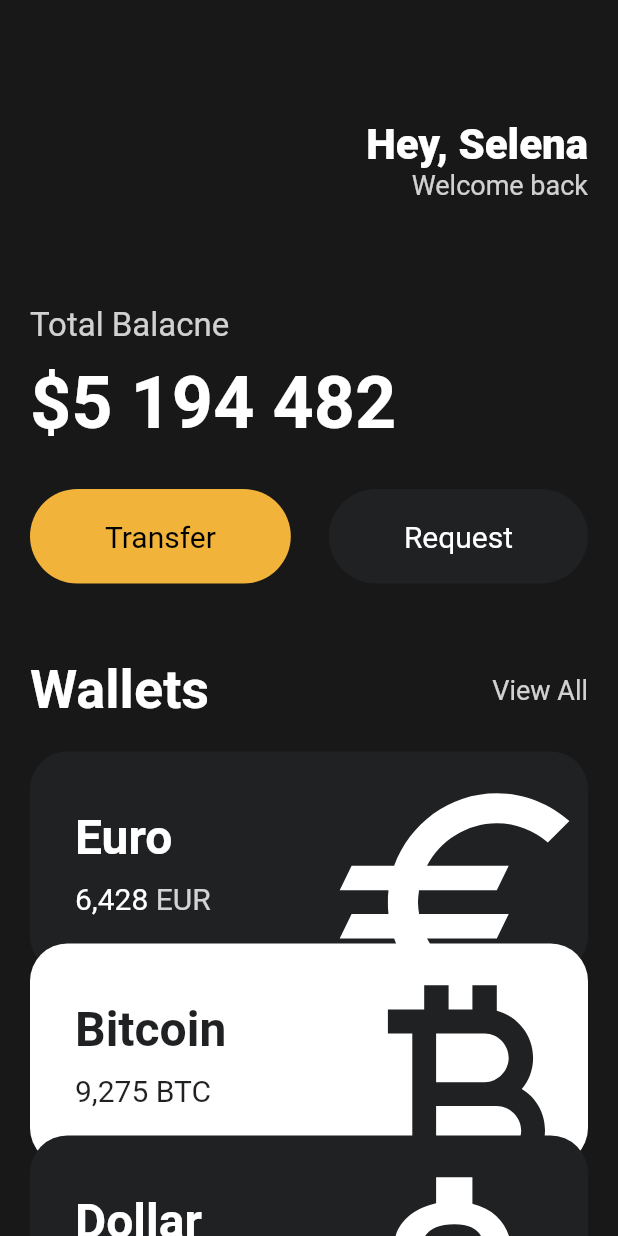
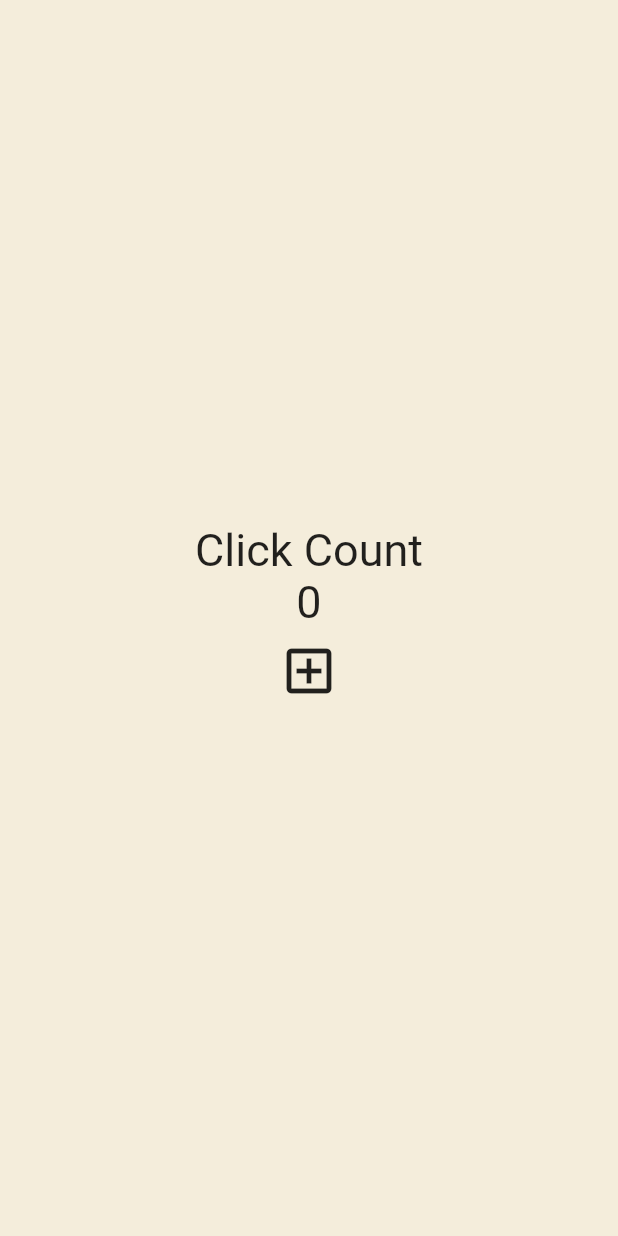
Before and after one commit to gornoba/flutter-toonflix, a Flutter app: the screen it shows after launch, on a phone screen of 412 x 824 dp. Run offline on Flutter 3.47's test engine with Material 2 defaults, Android fonts, the phone set to English and light mode, and no system bars.

Commit message:
statefull widget

```diff
--- a/lib/main.dart
+++ b/lib/main.dart
@@ -1,150 +1,202 @@
 import 'package:flutter/material.dart';
-import 'package:toonflix/widgets/button.dart';
-import 'package:toonflix/widgets/currency_card.dart';
+// import 'package:toonflix/widgets/button.dart';
+// import 'package:toonflix/widgets/currency_card.dart';
 
 void main() {
   runApp(const App());
 }
 
-class App extends StatelessWidget {
+class App extends StatefulWidget {
   const App({super.key});
+
+  @override
+  State<App> createState() => _AppState();
+}
+
+class _AppState extends State<App> {
+  int counter = 0;
+
+  void onClicked() {
+    setState(() {
+      counter = counter + 1;
+    });
+  }
 
   @override
   Widget build(BuildContext context) {
     return MaterialApp(
       home: Scaffold(
-        backgroundColor: const Color(0xFF181818),
-        body: SingleChildScrollView(
-          child: Padding(
-            padding: const EdgeInsets.symmetric(
-              horizontal: 20,
-            ),
+        backgroundColor: const Color(0xFFF4EDDB),
+        body: Center(
           child: Column(
-              crossAxisAlignment: CrossAxisAlignment.start,
-              children: [
-                const SizedBox(
-                  height: 80,
-                ),
-                Row(
-                  mainAxisAlignment: MainAxisAlignment.end,
-                  children: [
-                    Column(
-                      crossAxisAlignment: CrossAxisAlignment.end,
+            mainAxisAlignment: MainAxisAlignment.center,
             children: [
               const Text(
-                          'Hey, Selena',
+                'Click Count',
                 style: TextStyle(
-                            color: Colors.white,
-                            fontSize: 28,
-                            fontWeight: FontWeight.w800,
+                  fontSize: 30,
                 ),
               ),
               Text(
-                          'Welcome back',
-                          style: TextStyle(
-                            color: Colors.white.withOpacity(0.8),
-                            fontSize: 18,
+                '$counter',
+                style: const TextStyle(
+                  fontSize: 30,
                 ),
               ),
-                      ],
-                    )
-                  ],
-                ),
-                const SizedBox(
-                  height: 70,
-                ),
-                Text(
-                  'Total Balacne',
-                  style: TextStyle(
-                    fontSize: 22,
-                    color: Colors.white.withOpacity(0.8),
-                  ),
-                ),
-                const SizedBox(
-                  height: 10,
-                ),
-                const Text(
-                  '\$5 194 482',
-                  style: TextStyle(
-                    fontSize: 48,
-                    color: Colors.white,
-                    fontWeight: FontWeight.w600,
-                  ),
-                ),
-                const SizedBox(
-                  height: 30,
-                ),
-                Row(
-                  mainAxisAlignment: MainAxisAlignment.spaceBetween,
-                  children: const [
-                    Button(
-                      text: 'Transfer',
-                      bgColor: Color(0xFFF2B33A),
-                      textColor: Colors.black,
-                    ),
-                    Button(
-                      text: 'Request',
-                      bgColor: Color(0xFF1F2123),
-                      textColor: Colors.white,
-                    ),
-                  ],
-                ),
-                const SizedBox(
-                  height: 50,
-                ),
-                Row(
-                  crossAxisAlignment: CrossAxisAlignment.center,
-                  mainAxisAlignment: MainAxisAlignment.spaceBetween,
-                  children: [
-                    const Text(
-                      'Wallets',
-                      style: TextStyle(
-                        color: Colors.white,
-                        fontSize: 36,
-                        fontWeight: FontWeight.w600,
-                      ),
-                    ),
-                    Text(
-                      'View All',
-                      style: TextStyle(
-                        color: Colors.white.withOpacity(0.8),
-                        fontSize: 18,
+              IconButton(
+                iconSize: 40,
+                onPressed: onClicked,
+                icon: const Icon(
+                  Icons.add_box_outlined,
                 ),
               )
             ],
-                ),
-                const SizedBox(
-                  height: 20,
-                ),
-                const CurrencyCard(
-                  name: 'Euro',
-                  code: 'EUR',
-                  amount: '6,428',
-                  icon: Icons.euro_outlined,
-                  isInverted: false,
-                  offsety: 0,
-                ),
-                const CurrencyCard(
-                  name: 'Bitcoin',
-                  code: 'BTC',
-                  amount: '9,275',
-                  icon: Icons.currency_bitcoin,
-                  isInverted: true,
-                  offsety: 1,
-                ),
-                const CurrencyCard(
-                  name: 'Dollar',
-                  code: 'USD',
-                  amount: '428',
-                  icon: Icons.attach_money_outlined,
-                  isInverted: false,
-                  offsety: 2,
-                ),
-              ],
-            ),
           ),
         ),
       ),
     );
   }
 }
+
+// class App extends StatelessWidget {
+//   const App({super.key});
+
+//   @override
+//   Widget build(BuildContext context) {
+//     return MaterialApp(
+//       home: Scaffold(
+//         backgroundColor: const Color(0xFF181818),
+//         body: SingleChildScrollView(
+//           child: Padding(
+//             padding: const EdgeInsets.symmetric(
+//               horizontal: 20,
+//             ),
+//             child: Column(
+//               crossAxisAlignment: CrossAxisAlignment.start,
+//               children: [
+//                 const SizedBox(
+//                   height: 80,
+//                 ),
+//                 Row(
+//                   mainAxisAlignment: MainAxisAlignment.end,
+//                   children: [
+//                     Column(
+//                       crossAxisAlignment: CrossAxisAlignment.end,
+//                       children: [
+//                         const Text(
+//                           'Hey, Selena',
+//                           style: TextStyle(
+//                             color: Colors.white,
+//                             fontSize: 28,
+//                             fontWeight: FontWeight.w800,
+//                           ),
+//                         ),
+//                         Text(
+//                           'Welcome back',
+//                           style: TextStyle(
+//                             color: Colors.white.withOpacity(0.8),
+//                             fontSize: 18,
+//                           ),
+//                         ),
+//                       ],
+//                     )
+//                   ],
+//                 ),
+//                 const SizedBox(
+//                   height: 70,
+//                 ),
+//                 Text(
+//                   'Total Balacne',
+//                   style: TextStyle(
+//                     fontSize: 22,
+//                     color: Colors.white.withOpacity(0.8),
+//                   ),
+//                 ),
+//                 const SizedBox(
+//                   height: 10,
+//                 ),
+//                 const Text(
+//                   '\$5 194 482',
+//                   style: TextStyle(
+//                     fontSize: 48,
+//                     color: Colors.white,
+//                     fontWeight: FontWeight.w600,
+//                   ),
+//                 ),
+//                 const SizedBox(
+//                   height: 30,
+//                 ),
+//                 Row(
+//                   mainAxisAlignment: MainAxisAlignment.spaceBetween,
+//                   children: const [
+//                     Button(
+//                       text: 'Transfer',
+//                       bgColor: Color(0xFFF2B33A),
+//                       textColor: Colors.black,
+//                     ),
+//                     Button(
+//                       text: 'Request',
+//                       bgColor: Color(0xFF1F2123),
+//                       textColor: Colors.white,
+//                     ),
+//                   ],
+//                 ),
+//                 const SizedBox(
+//                   height: 50,
+//                 ),
+//                 Row(
+//                   crossAxisAlignment: CrossAxisAlignment.center,
+//                   mainAxisAlignment: MainAxisAlignment.spaceBetween,
+//                   children: [
+//                     const Text(
+//                       'Wallets',
+//                       style: TextStyle(
+//                         color: Colors.white,
+//                         fontSize: 36,
+//                         fontWeight: FontWeight.w600,
+//                       ),
+//                     ),
+//                     Text(
+//                       'View All',
+//                       style: TextStyle(
+//                         color: Colors.white.withOpacity(0.8),
+//                         fontSize: 18,
+//                       ),
+//                     )
+//                   ],
+//                 ),
+//                 const SizedBox(
+//                   height: 20,
+//                 ),
+//                 const CurrencyCard(
+//                   name: 'Euro',
+//                   code: 'EUR',
+//                   amount: '6,428',
+//                   icon: Icons.euro_outlined,
+//                   isInverted: false,
+//                   offsety: 0,
+//                 ),
+//                 const CurrencyCard(
+//                   name: 'Bitcoin',
+//                   code: 'BTC',
+//                   amount: '9,275',
+//                   icon: Icons.currency_bitcoin,
+//                   isInverted: true,
+//                   offsety: 1,
+//                 ),
+//                 const CurrencyCard(
+//                   name: 'Dollar',
+//                   code: 'USD',
+//                   amount: '428',
+//                   icon: Icons.attach_money_outlined,
+//                   isInverted: false,
+//                   offsety: 2,
+//                 ),
+//               ],
+//             ),
+//           ),
+//         ),
+//       ),
+//     );
+//   }
+// }
```
Lines whose indentation alone changed are shown as unchanged.
